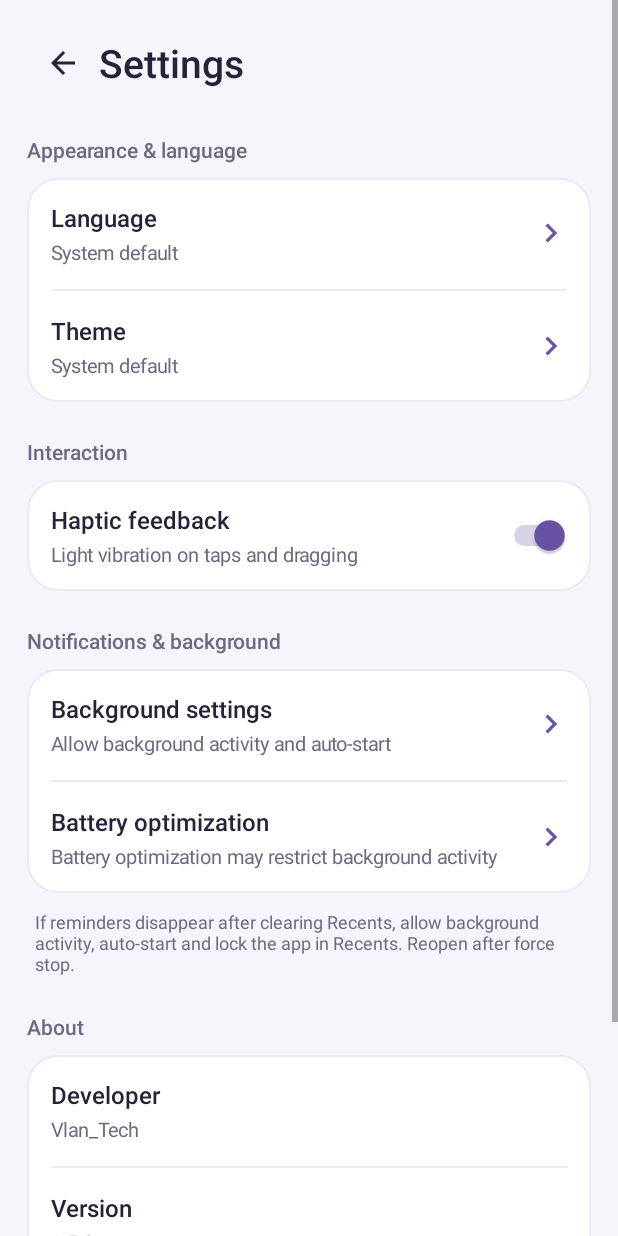
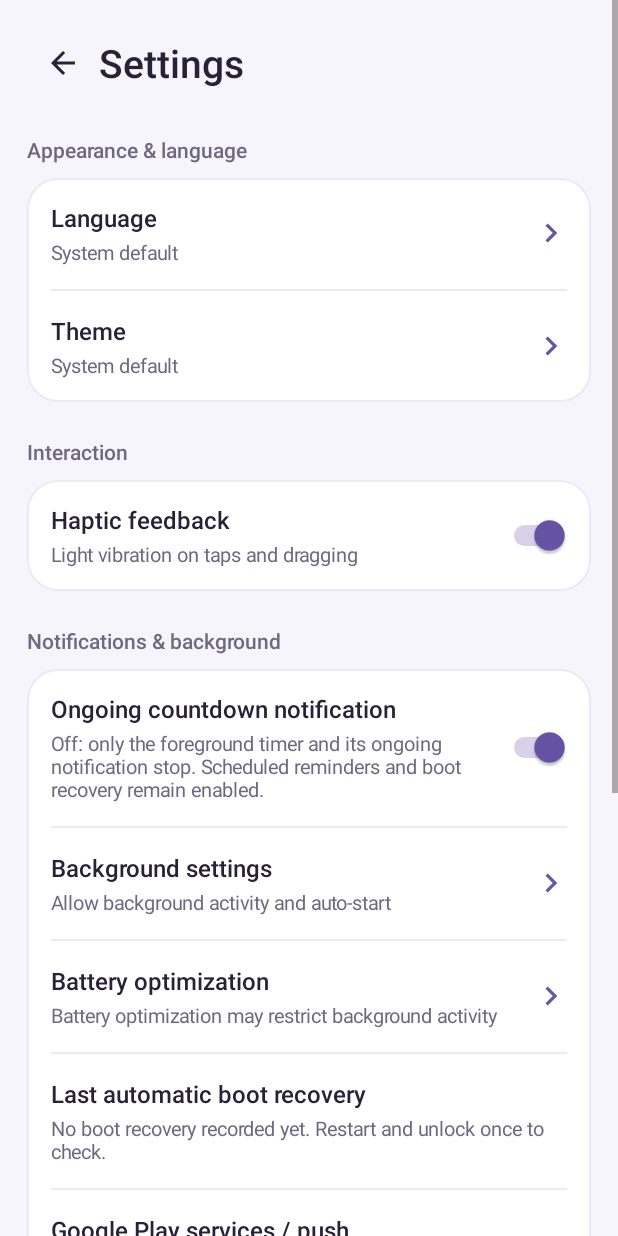
Before and after one commit to VlanTech/ResetNotice, an Android app: the screen it shows after launch (SettingsActivity), after a tap on "Settings", on a phone screen of 412 x 824 dp. Run offline under Robolectric (Android 15) with nearby library versions, the phone set to English and light mode, and no system bars; pictures from the network do not load.

Commit message:
Release v1.6.0: optional ongoing countdown and Direct Boot recovery

```diff
--- a/app/src/main/java/com/vlan/resetnotice/AlarmEngine.java
+++ b/app/src/main/java/com/vlan/resetnotice/AlarmEngine.java
@@ -69,6 +69,7 @@ final class AlarmEngine {
             rescheduleSlot(context, p.id, ReminderStore.SHORT);
             rescheduleSlot(context, p.id, ReminderStore.WEEK);
         }
+        BootState.sync(context, TimerSnapshot.read(context, System.currentTimeMillis()));
     }
 
     static void cancelSlot(Context context, int profile, int slot, boolean removeNotifications) {
@@ -148,6 +149,7 @@ final class AlarmEngine {
     /** Reconcile each due cycle from its saved calendar boundary. Called by alarms,
      * boot/time-change recovery and the foreground system-clock ticker. */
     static void reconcileDue(Context context, long now) {
+        boolean changed = false;
         for (ReminderStore.Profile p : ReminderStore.profiles(context)) {
             for (int quota : new int[]{ReminderStore.SHORT, ReminderStore.WEEK}) {
                 if (!p.allows(quota)) continue;
@@ -170,10 +172,12 @@ final class AlarmEngine {
                     rolled = ReminderStore.rollForward(context, current, now);
                 }
                 boolean earlySent = deliverEarly(context, p, current, now);
+                changed |= rolled || earlySent;
                 if (rolled) schedule(context, current, false);
                 if (rolled || earlySent) schedule(context, current, true);
             }
         }
+        if (changed) BootState.sync(context, TimerSnapshot.read(context, now));
     }
 
     private static boolean deliverEarly(Context context, ReminderStore.Profile profile, ReminderStore.Slot s, long now) {
--- a/app/src/main/java/com/vlan/resetnotice/AppPreferences.java
+++ b/app/src/main/java/com/vlan/resetnotice/AppPreferences.java
@@ -23,6 +23,10 @@ final class AppPreferences {
     static String order(Context c) { return prefs(c).getString("order", MANUAL); }
     static void setOrder(Context c, String order) { prefs(c).edit().putString("order", order).apply(); }
     static boolean haptics(Context c) { return prefs(c).getBoolean("haptics", true); }
+    static boolean ongoingNotification(Context c) { return prefs(c).getBoolean("ongoing_notification", true); }
+    static void setOngoingNotification(Context c, boolean enabled) {
+        prefs(c).edit().putBoolean("ongoing_notification", enabled).commit();
+    }
     static void setHaptics(Context c, boolean enabled) { prefs(c).edit().putBoolean("haptics", enabled).apply(); }
     static void setLanguage(Context c, String language) { prefs(c).edit().putString("language", language).apply(); }
     static void setTheme(Context c, String theme) { prefs(c).edit().putString("theme", theme).apply(); }
--- /dev/null
+++ b/app/src/main/java/com/vlan/resetnotice/BootState.java
@@ -0,0 +1,43 @@
+package com.vlan.resetnotice;
+
+import android.content.Context;
+import android.content.SharedPreferences;
+import android.os.Build;
+import android.os.UserManager;
+import android.util.Log;
+
+/** Device-protected mirror: only the next visible alert instant and recovery
+ * diagnostics. Account data, notification preferences and names stay encrypted
+ * in the user's normal credential-protected store. */
+final class BootState {
+    private static SharedPreferences prefs(Context context) {
+        Context storage = Build.VERSION.SDK_INT >= 24 ? context.createDeviceProtectedStorageContext() : context;
+        return storage.getSharedPreferences("boot_state", Context.MODE_PRIVATE);
+    }
+
+    static boolean unlocked(Context context) {
+        if (Build.VERSION.SDK_INT < 24) return true;
+        UserManager manager = context.getSystemService(UserManager.class);
+        return manager != null && manager.isUserUnlocked();
+    }
+
+    static void sync(Context context, TimerSnapshot snapshot) {
+        long next = snapshot.nextVisibleAlert == Long.MAX_VALUE ? 0L : snapshot.nextVisibleAlert;
+        SharedPreferences p = prefs(context);
+        if (p.getLong("next_alert", 0L) != next &&
+                !p.edit().putLong("next_alert", next).commit())
+            Log.w("ResetNoticeBoot", "Unable to persist Direct Boot alert");
+    }
+
+    static long nextAlert(Context context) { return prefs(context).getLong("next_alert", 0L); }
+    static void lockedBoot(Context context) {
+        prefs(context).edit().putLong("locked_boot", System.currentTimeMillis()).commit();
+    }
+    static void recovered(Context context, long now, int count, boolean exact) {
+        prefs(context).edit().putLong("recovery_time", now).putInt("recovery_count", count)
+                .putBoolean("recovery_exact", exact).commit();
+    }
+    static long recoveryTime(Context context) { return prefs(context).getLong("recovery_time", 0L); }
+    static int recoveryCount(Context context) { return prefs(context).getInt("recovery_count", -1); }
+    static boolean recoveryExact(Context context) { return prefs(context).getBoolean("recovery_exact", false); }
+}
--- a/app/src/main/java/com/vlan/resetnotice/MainActivity.java
+++ b/app/src/main/java/com/vlan/resetnotice/MainActivity.java
@@ -371,6 +371,7 @@ public final class MainActivity extends Activity {
         if (backgroundStatus == null) return;
         int activeCount = TimerSnapshot.read(this, System.currentTimeMillis()).count;
         setText(backgroundStatus, activeCount == 0 ? tr(R.string.bg_idle) :
+                !AppPreferences.ongoingNotification(this) ? tr(R.string.bg_alarm_mode, activeCount) :
                 TimerService.isRunning() ? tr(R.string.bg_running, activeCount) : tr(R.string.bg_wait));
     }
 
--- a/app/src/main/java/com/vlan/resetnotice/SettingsActivity.java
+++ b/app/src/main/java/com/vlan/resetnotice/SettingsActivity.java
@@ -4,6 +4,7 @@ import android.app.Activity;
 import android.app.AlertDialog;
 import android.content.Context;
 import android.content.Intent;
+import android.content.pm.PackageManager;
 import android.content.res.ColorStateList;
 import android.graphics.Typeface;
 import android.graphics.drawable.GradientDrawable;
@@ -27,6 +28,8 @@ import android.widget.Toast;
 public final class SettingsActivity extends Activity {
     private int page, card, text, sub, line, accent;
     private TextView batteryValue;
+    private TextView bootValue;
+    private TextView gmsValue;
     @Override protected void attachBaseContext(Context base) { super.attachBaseContext(AppPreferences.wrap(base)); }
 
     @Override public void onCreate(Bundle state) {
@@ -80,11 +83,37 @@ public final class SettingsActivity extends Activity {
 
         add(content, label(getString(R.string.notifications), 14, sub, true), 23);
         LinearLayout background = panel();
+        LinearLayout ongoingRow = row(); ongoingRow.setPadding(dp(16), dp(15), dp(14), dp(15));
+        LinearLayout ongoingLabels = column();
+        add(ongoingLabels, label(getString(R.string.ongoing_notification), 16, text, true), 0);
+        add(ongoingLabels, label(getString(R.string.ongoing_hint), 13, sub, false), 3);
+        ongoingRow.addView(ongoingLabels, new LinearLayout.LayoutParams(0, -2, 1));
+        Switch ongoingSwitch = new Switch(this);
+        ongoingSwitch.setContentDescription(getString(R.string.ongoing_notification));
+        ongoingSwitch.setChecked(AppPreferences.ongoingNotification(this));
+        Haptics.configure(ongoingSwitch);
+        ongoingSwitch.setOnCheckedChangeListener((b, checked) -> {
+            Haptics.tap(b);
+            AppPreferences.setOngoingNotification(this, checked);
+            AlarmEngine.rescheduleAll(this);
+            TimerService.refresh(this);
+        });
+        ongoingRow.addView(ongoingSwitch);
+        add(background, ongoingRow, 0);
+        divider(background);
         add(background, item(getString(R.string.background_settings), getString(R.string.background_hint), v -> appDetails()), 0);
         divider(background);
         LinearLayout battery = item(getString(R.string.battery_settings), batteryStatus(), v -> batterySettings());
         batteryValue = (TextView)((LinearLayout)battery.getChildAt(0)).getChildAt(1);
         add(background, battery, 0);
+        divider(background);
+        LinearLayout boot = item(getString(R.string.boot_recovery), bootStatus(), null);
+        bootValue = (TextView)((LinearLayout)boot.getChildAt(0)).getChildAt(1);
+        add(background, boot, 0);
+        divider(background);
+        LinearLayout gms = item(getString(R.string.gms_status), gmsStatus(), null);
+        gmsValue = (TextView)((LinearLayout)gms.getChildAt(0)).getChildAt(1);
+        add(background, gms, 0);
         add(content, background, 9);
         TextView help = label(getString(R.string.background_help), 12, sub, false);
         help.setPadding(dp(5), dp(3), dp(5), 0);
@@ -94,7 +123,7 @@ public final class SettingsActivity extends Activity {
         LinearLayout about = panel();
         add(about, item(getString(R.string.developer), "Vlan_Tech", null), 0);
         divider(about);
-        add(about, item(getString(R.string.version), "1.5.0", null), 0);
+        add(about, item(getString(R.string.version), "1.6.0", null), 0);
         divider(about);
         add(about, item(getString(R.string.source_code), "GitHub · ResetNotice", v -> {
             try { startActivity(new Intent(Intent.ACTION_VIEW, Uri.parse("https://github.com/VlanTech/ResetNotice"))); }
@@ -108,6 +137,26 @@ public final class SettingsActivity extends Activity {
     @Override protected void onResume() {
         super.onResume();
         if (batteryValue != null) batteryValue.setText(batteryStatus());
+        if (bootValue != null) bootValue.setText(bootStatus());
+        if (gmsValue != null) gmsValue.setText(gmsStatus());
+    }
+
+    private String bootStatus() {
+        long time = BootState.recoveryTime(this);
+        if (time <= 0) return getString(R.string.boot_never);
+        String date = ResetMath.displayDateTime(time, System.currentTimeMillis());
+        int count = BootState.recoveryCount(this);
+        if (count < 0) return getString(R.string.boot_failed, date);
+        return getString(BootState.recoveryExact(this) ? R.string.boot_exact : R.string.boot_approximate, date, count);
+    }
+
+    private boolean packageEnabled(String name) {
+        try { return getPackageManager().getApplicationInfo(name, 0).enabled; }
+        catch (PackageManager.NameNotFoundException e) { return false; }
+    }
+    private String gmsStatus() {
+        return getString(packageEnabled("com.google.android.gms") && packageEnabled("com.android.vending")
+                ? R.string.gms_detected : R.string.gms_unavailable);
     }
 
     private String batteryStatus() {
--- a/app/src/main/java/com/vlan/resetnotice/SystemReceiver.java
+++ b/app/src/main/java/com/vlan/resetnotice/SystemReceiver.java
@@ -7,7 +7,7 @@ import android.content.Intent;
 public final class SystemReceiver extends BroadcastReceiver {
     @Override public void onReceive(Context context, Intent intent) {
         String action = intent.getAction();
-        if (Intent.ACTION_BOOT_COMPLETED.equals(action) || Intent.ACTION_MY_PACKAGE_REPLACED.equals(action)
+        if (Intent.ACTION_MY_PACKAGE_REPLACED.equals(action)
                 || Intent.ACTION_TIME_CHANGED.equals(action) || Intent.ACTION_TIMEZONE_CHANGED.equals(action)
                 || "android.app.action.SCHEDULE_EXACT_ALARM_PERMISSION_STATE_CHANGED".equals(action)) {
             AlarmEngine.rescheduleAll(context);
--- a/app/src/main/java/com/vlan/resetnotice/TimerService.java
+++ b/app/src/main/java/com/vlan/resetnotice/TimerService.java
@@ -40,8 +40,9 @@ public final class TimerService extends Service {
     /** Called on the main thread by the activity and authorized alarm/system receivers. */
     static void refresh(Context context) {
         TimerSnapshot snapshot = TimerSnapshot.read(context, System.currentTimeMillis());
+        BootState.sync(context, snapshot);
         Intent intent = new Intent(context, TimerService.class);
-        if (snapshot.count == 0) {
+        if (!snapshot.shouldRunService(AppPreferences.ongoingNotification(context))) {
             // Let an in-flight start complete its foreground promotion before stopping.
             if (active != null) active.requestCheck();
             return;
@@ -100,7 +101,7 @@ public final class TimerService extends Service {
         }
         active = this;
         remember(snapshot, now);
-        if (snapshot.count == 0) { stopWhenEmpty(); return START_NOT_STICKY; }
+        if (!snapshot.shouldRunService(AppPreferences.ongoingNotification(this))) { stopWhenEmpty(); return START_NOT_STICKY; }
         // A sticky restart may have no intent. Re-read persistent timers and rearm
         // their exact alarms rather than relying on any old in-memory state.
         AlarmEngine.rescheduleAll(this);
@@ -114,10 +115,11 @@ public final class TimerService extends Service {
     }
 
     private void reconcile() {
+        if (!AppPreferences.ongoingNotification(this)) { stopWhenEmpty(); return; }
         long now = System.currentTimeMillis();
         AlarmEngine.reconcileDue(this, now);
         TimerSnapshot snapshot = TimerSnapshot.read(this, now);
-        if (snapshot.count == 0) { stopWhenEmpty(); return; }
+        if (!snapshot.shouldRunService(AppPreferences.ongoingNotification(this))) { stopWhenEmpty(); return; }
         String locale = AppPreferences.localized(this).getResources().getConfiguration().locale.toLanguageTag();
         String title = title(snapshot, AppPreferences.localized(this), now);
         if (snapshot.count != lastCount || snapshot.nextReset != lastReset || snapshot.nextPeriodMinutes != lastPeriod
--- a/app/src/main/java/com/vlan/resetnotice/TimerSnapshot.java
+++ b/app/src/main/java/com/vlan/resetnotice/TimerSnapshot.java
@@ -7,6 +7,9 @@ final class TimerSnapshot {
     int count;
     long nextReset = Long.MAX_VALUE;
     long nextEvent = Long.MAX_VALUE;
+    // Earliest user-enabled notification, not a silent rollover. Safe to mirror
+    // the instant alone into device-protected storage for Direct Boot.
+    long nextVisibleAlert = Long.MAX_VALUE;
     String nextLabel = "";
     String nextProfileLabel = "";
     int nextSlotId;
@@ -28,8 +31,12 @@ final class TimerSnapshot {
                     snapshot.nextPeriodMinutes = s.periodMinutes;
                 }
                 snapshot.nextEvent = Math.min(snapshot.nextEvent, s.target);
+                if (s.at && !s.atDelivered)
+                    snapshot.nextVisibleAlert = Math.min(snapshot.nextVisibleAlert, s.target);
                 if (s.early && !s.earlyDelivered) {
                     long early = s.target - s.earlyMinutes * ResetMath.MINUTE;
+                    if (s.target > now)
+                        snapshot.nextVisibleAlert = Math.min(snapshot.nextVisibleAlert, early);
                     // Already-due reminders are reconciled once per normal check,
                     // rather than repeatedly spinning if permission was denied.
                     if (early > now) snapshot.nextEvent = Math.min(snapshot.nextEvent, early);
@@ -39,6 +46,8 @@ final class TimerSnapshot {
         return snapshot;
     }
 
+    boolean shouldRunService(boolean ongoingNotification) { return ongoingNotification && count > 0; }
+
     long nextCheckDelay(long now) {
         if (count == 0) return 60_000L;
         return Math.max(500L, Math.min(60_000L, nextEvent - now));
--- a/app/src/main/res/values/strings.xml
+++ b/app/src/main/res/values/strings.xml
@@ -130,7 +130,7 @@
     <string name="battery_settings">Battery optimization</string>
     <string name="battery_allowed">Battery optimization disabled for this app</string>
     <string name="battery_restricted">Battery optimization may restrict background activity</string>
-    <string name="background_help">If reminders disappear after clearing Recents, allow background activity, auto-start and lock the app in Recents. Reopen after force stop.</string>
+    <string name="background_help">Allow background activity and auto-start in your phone settings. The app restores alarms after reboot without opening a window. System force-stop requires reopening.</string>
     <string name="interval_quota">%1$s quota</string>
     <string name="under_minute">under 1 min</string>
     <string name="notify_countdown_title">Reset in %1$s</string>
@@ -138,4 +138,17 @@
     <string name="notify_planned_body">%1$s\nReset: %2$s</string>
     <string name="notify_done_body">%1$s\nReset: %2$s\nNext: %3$s</string>
     <string name="notify_active_count">Active timers: %1$d</string>
+    <string name="ongoing_notification">Ongoing countdown notification</string>
+    <string name="ongoing_hint">Off: only the foreground timer and its ongoing notification stop. Scheduled reminders and boot recovery remain enabled.</string>
+    <string name="bg_alarm_mode">Alarm mode · %1$d active timers</string>
+    <string name="boot_recovery">Last automatic boot recovery</string>
+    <string name="boot_never">No boot recovery recorded yet. Restart and unlock once to check.</string>
+    <string name="boot_exact">%1$s · %2$d timers rearmed (exact alarms)</string>
+    <string name="boot_approximate">%1$s · %2$d timers rearmed (inexact alarms)</string>
+    <string name="boot_failed">%1$s · Recovery failed. Check system settings.</string>
+    <string name="gms_status">Google Play services / push</string>
+    <string name="gms_detected">Google Play services and Play Store detected. Cloud push is not configured.</string>
+    <string name="gms_unavailable">Google Play services or Play Store unavailable. Local reminders still work.</string>
+    <string name="boot_alert_title">Quota reminder pending</string>
+    <string name="boot_alert_body">Unlock your device to synchronize detailed quota reminders.</string>
 </resources>
```
Also changed, not shown: app/src/main/AndroidManifest.xml (+11 -2 lines), app/src/main/java/com/vlan/resetnotice/BootReceiver.java (added, +94 -0 lines), 17 other files.
